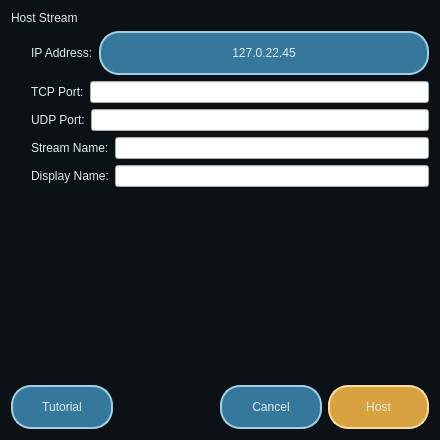
Old version of the form app/home/hoststreamwindow.ui in the repository erakai/Mercury.
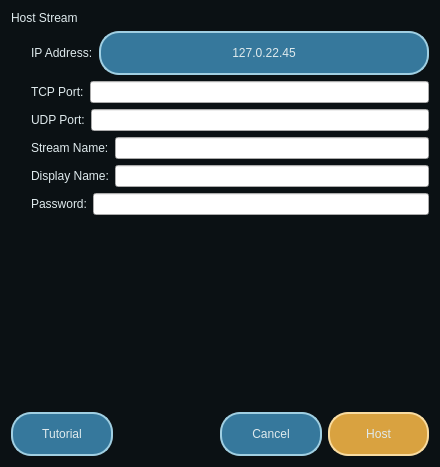
New version of the form. Icons and pictures are not drawn.

```diff
--- a/app/home/hoststreamwindow.ui
+++ b/app/home/hoststreamwindow.ui
@@ -7,7 +7,7 @@
     <x>0</x>
     <y>0</y>
     <width>440</width>
-    <height>440</height>
+    <height>467</height>
    </rect>
   </property>
   <property name="sizePolicy">
@@ -168,6 +168,20 @@
          </item>
         </layout>
        </item>
+       <item>
+        <layout class="QHBoxLayout" name="horizontalLayout_4">
+         <item>
+          <widget class="QLabel" name="passwordLabel">
+           <property name="text">
+            <string>Password:</string>
+           </property>
+          </widget>
+         </item>
+         <item>
+          <widget class="QLineEdit" name="passwordLineEdit"/>
+         </item>
+        </layout>
+       </item>
       </layout>
      </item>
     </layout>
```
